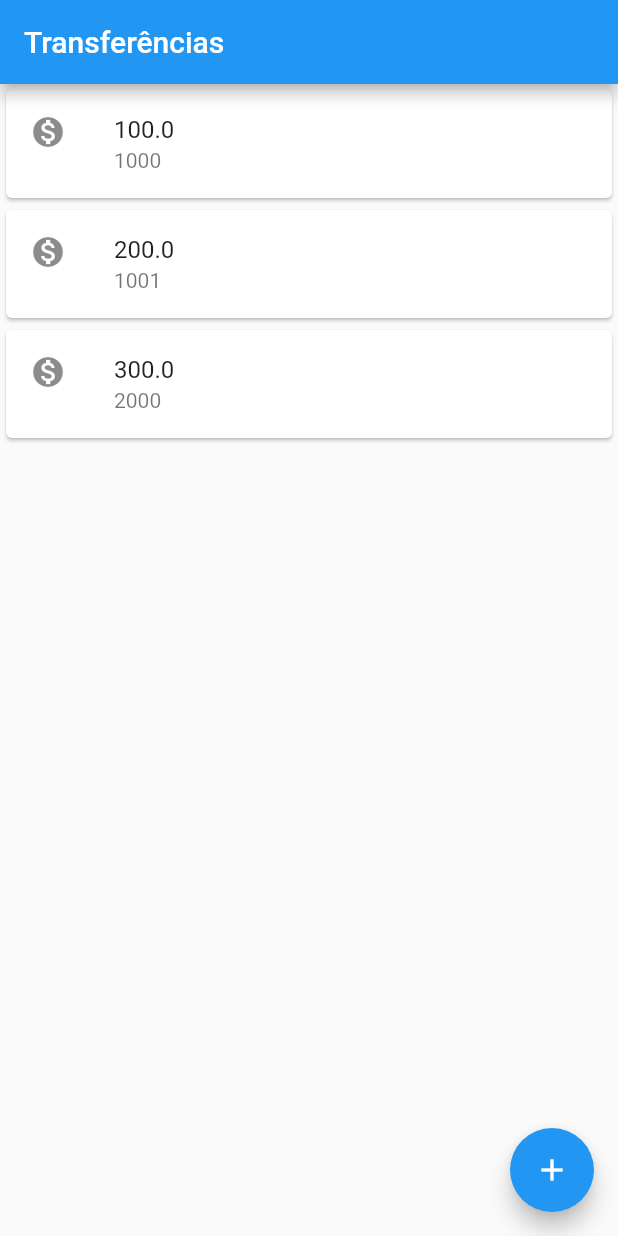
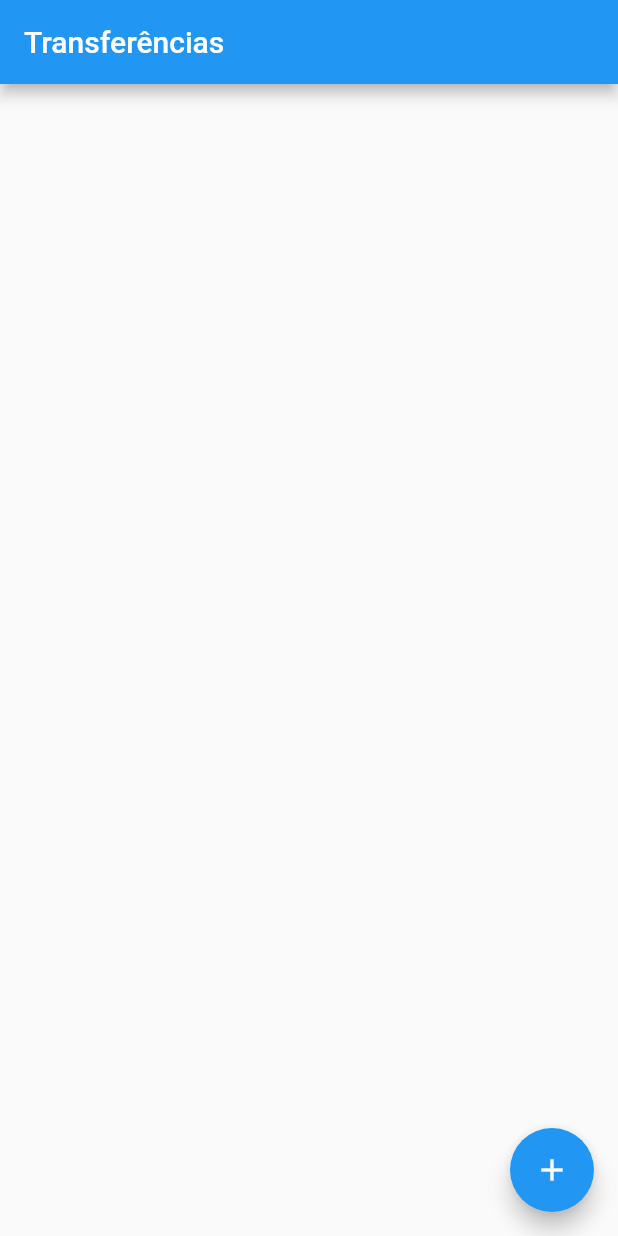
Before and after one commit to Gileade/Flutter-ByteBank, a Flutter app: the screen it shows after launch, on a phone screen of 412 x 824 dp. Run offline on Flutter 3.47's test engine with Material 2 defaults, Android fonts, the phone set to English and light mode, and no system bars.

```diff
--- a/lib/main.dart
+++ b/lib/main.dart
@@ -16,7 +16,7 @@ class BytebankApp extends StatelessWidget {
 
 class FormularioTransferencia extends StatelessWidget {
   final TextEditingController _controllerCampoNumeroConta =
-      TextEditingController();
+  TextEditingController();
   final TextEditingController _controllerCampoValor = TextEditingController();
 
   @override
@@ -84,34 +84,46 @@ class Editor extends StatelessWidget {
   }
 }
 
-class ListaTransferencias extends StatelessWidget {
+class ListaTransferencias extends StatefulWidget {
+  final List<Transferencia> _transferencias = List();
+
+  @override
+  State<StatefulWidget> createState() {
+    return ListaTransferenciaState();
+  }
+}
+
+class ListaTransferenciaState extends State<ListaTransferencias>{
   @override
   Widget build(BuildContext context) {
     return Scaffold(
       appBar: AppBar(
         title: Text('Transferências'),
       ),
-      body: Column(
-        children: <Widget>[
-          ItemTransferencia(Transferencia(100.0, 1000)),
-          ItemTransferencia(Transferencia(200.0, 1001)),
-          ItemTransferencia(Transferencia(300.0, 2000)),
-        ],
+      body: ListView.builder(
+        itemCount: widget._transferencias.length,
+        itemBuilder: (context, indice){
+          final transferencia = widget._transferencias[indice];
+          return ItemTransferencia(transferencia);
+        },
       ),
       floatingActionButton: FloatingActionButton(
         child: Icon(Icons.add),
         onPressed: () {
-          final Future<Transferencia> future = Navigator.push(context, MaterialPageRoute(builder: (context){
+          final Future<Transferencia> future = Navigator.push(
+              context, MaterialPageRoute(builder: (context) {
             return FormularioTransferencia();
           }));
-          future.then((transferenciaRecebida){
+          future.then((transferenciaRecebida) {
             debugPrint('then do Future');
             debugPrint('$transferenciaRecebida');
+            widget._transferencias.add(transferenciaRecebida);
           });
         },
       ),
     );
   }
+
 }
 
 class ItemTransferencia extends StatelessWidget {
@@ -123,10 +135,10 @@ class ItemTransferencia extends StatelessWidget {
   Widget build(BuildContext context) {
     return Card(
         child: ListTile(
-      leading: Icon(Icons.monetization_on),
-      title: Text(_transferencia.valor.toString()),
-      subtitle: Text(_transferencia.numeroConta.toString()),
-    ));
+          leading: Icon(Icons.monetization_on),
+          title: Text(_transferencia.valor.toString()),
+          subtitle: Text(_transferencia.numeroConta.toString()),
+        ));
   }
 }
 
```
